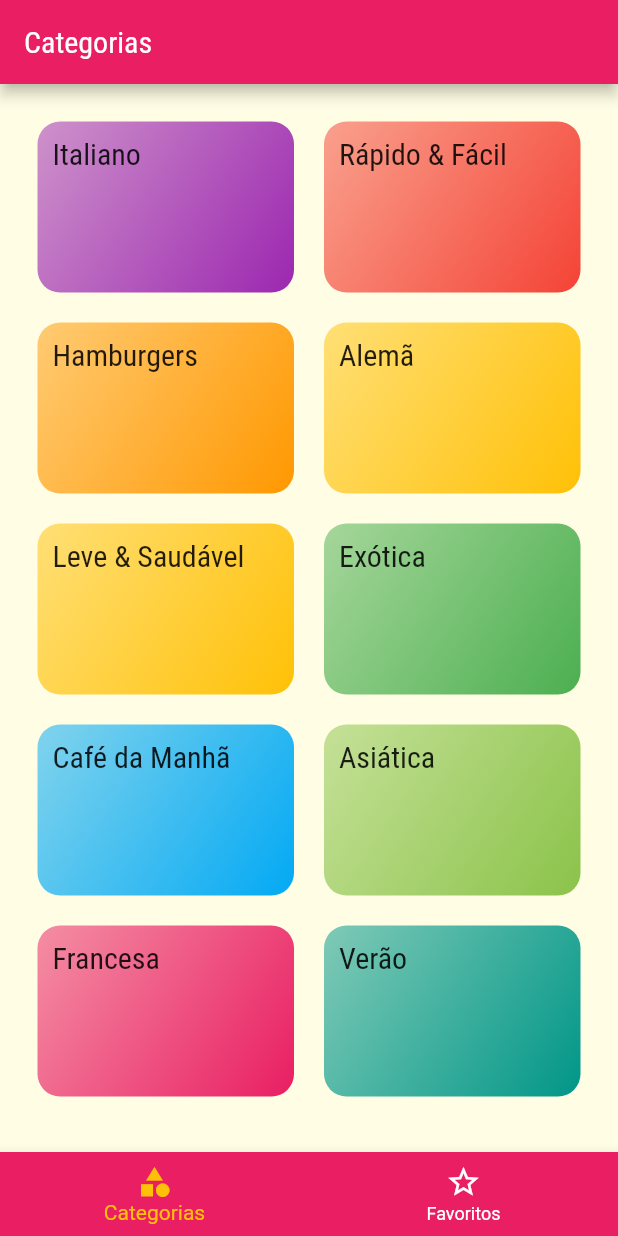
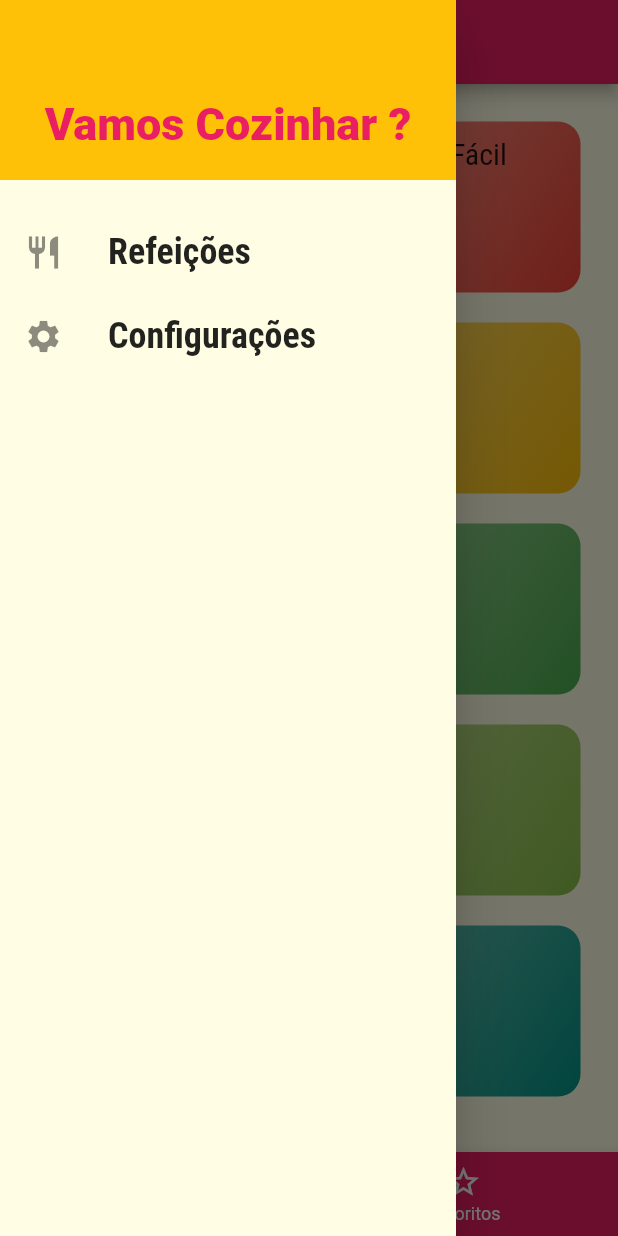
Before and after one commit to fvieir/Flutter-AppCulinaria, a Flutter app: the screen it shows after launch, with the side drawer open (before the commit the screen has no drawer), on a phone screen of 412 x 824 dp. Run offline on Flutter 3.47's test engine with Material 2 defaults, Android fonts, the phone set to English and light mode, and no system bars.

Commit message:
Add Drawer

```diff
--- /dev/null
+++ b/lib/components/drawer/main_drawer.dart
@@ -0,0 +1,51 @@
+import 'package:flutter/material.dart';
+
+class MainDrawer extends StatelessWidget {
+  const MainDrawer({super.key});
+
+  _createItem(IconData icon, String title) {
+    return ListTile(
+      leading: Icon(
+        icon,
+        size: 26,
+      ),
+      title: Text(
+        title,
+        style: const TextStyle(
+          fontFamily: 'RobotoCondensed',
+          fontSize: 24,
+          fontWeight: FontWeight.bold,
+        ),
+      ),
+      onTap: () {},
+    );
+  }
+
+  @override
+  Widget build(BuildContext context) {
+    return Drawer(
+      child: Column(
+        children: [
+          Container(
+            height: 120,
+            width: double.infinity,
+            padding: const EdgeInsets.all(20),
+            color: Theme.of(context).colorScheme.secondary,
+            alignment: Alignment.bottomCenter,
+            child: Text(
+              'Vamos Cozinhar ?',
+              style: TextStyle(
+                fontWeight: FontWeight.w900,
+                fontSize: 30,
+                color: Theme.of(context).colorScheme.primary,
+              ),
+            ),
+          ),
+          const SizedBox(height: 20),
+          _createItem(Icons.restaurant, 'Refeições'),
+          _createItem(Icons.settings, 'Configurações'),
+        ],
+      ),
+    );
+  }
+}
--- a/lib/screens/tabs_screen.dart
+++ b/lib/screens/tabs_screen.dart
@@ -1,3 +1,4 @@
+import 'package:app_culinaria/components/drawer/main_drawer.dart';
 import 'package:app_culinaria/screens/categories_screens.dart';
 import 'package:app_culinaria/screens/favorite_screen.dart';
 import 'package:flutter/material.dart';
@@ -29,6 +30,7 @@
       appBar: AppBar(
         title: Text(_screens[_selectScreenIndex]['title'] as String),
       ),
+      drawer: const MainDrawer(),
       body: _screens[_selectScreenIndex]['screen'] as Widget,
       bottomNavigationBar: BottomNavigationBar(
         backgroundColor: Theme.of(context).colorScheme.primary,
```
